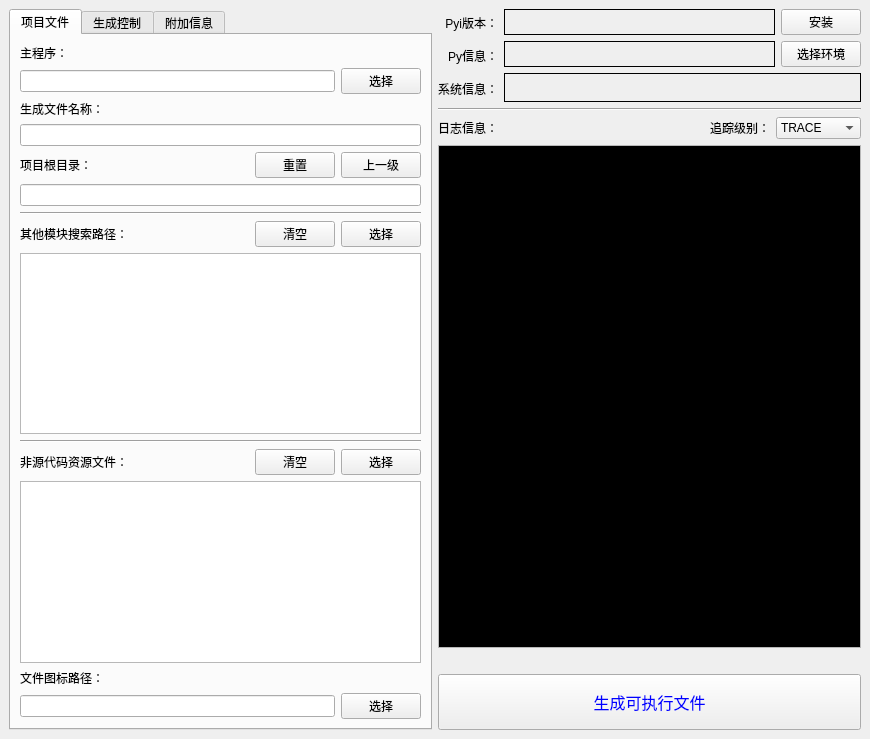
Qt form interface/PyInstallerTool.ui (hrpzcf/AwesomePyKit) before a commit.
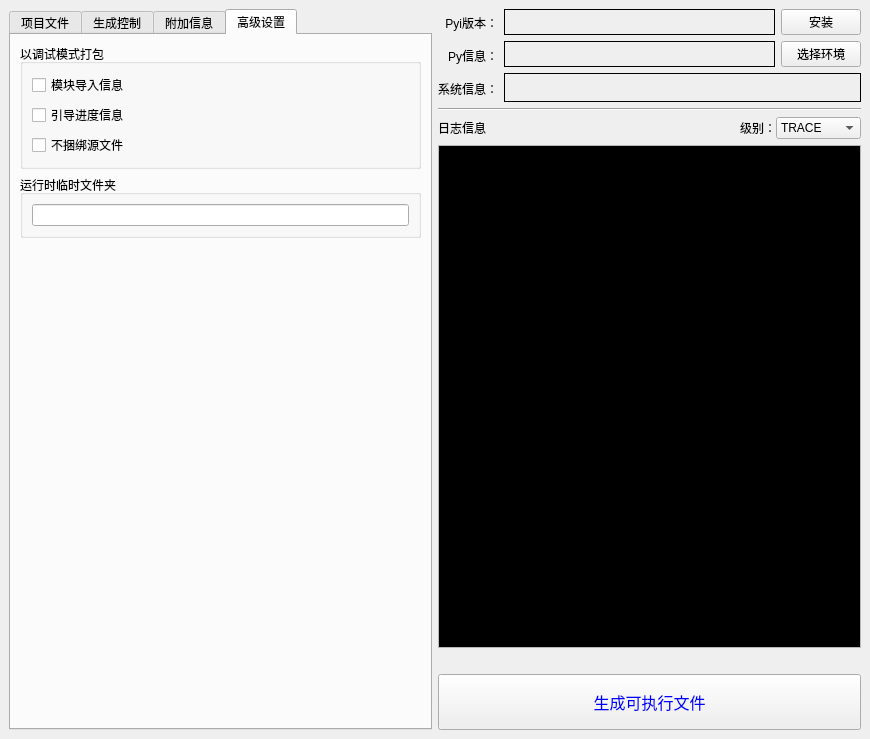
The same form after that commit. The open tabs and pages were chosen to show the change.

Commit message: feat: 程序打包工具UI增加"高级设置"标签页

Patch:
```diff
--- a/interface/PyInstallerTool.ui
+++ b/interface/PyInstallerTool.ui
@@ -865,6 +865,97 @@
           </item>
          </layout>
         </widget>
+        <widget class="QWidget" name="tab_advanced">
+         <attribute name="title">
+          <string>高级设置</string>
+         </attribute>
+         <layout class="QVBoxLayout" name="verticalLayout_25">
+          <item>
+           <layout class="QVBoxLayout" name="verticalLayout_24">
+            <item>
+             <widget class="QGroupBox" name="groupBox">
+              <property name="toolTip">
+               <string>以调试模式打包后，运行生成的可执行文件时总是会显示控制台窗口，并打印一些调试信息用于帮助排错。</string>
+              </property>
+              <property name="title">
+               <string>以调试模式打包</string>
+              </property>
+              <layout class="QVBoxLayout" name="verticalLayout_22">
+               <item>
+                <layout class="QVBoxLayout" name="verticalLayout_21">
+                 <item>
+                  <widget class="QCheckBox" name="cb_db_imports">
+                   <property name="toolTip">
+                    <string>每次初始化模块时，打印一条消息，显示加载该模块的位置(文件名或内置模块)。</string>
+                   </property>
+                   <property name="text">
+                    <string>模块导入信息</string>
+                   </property>
+                  </widget>
+                 </item>
+                 <item>
+                  <widget class="QCheckBox" name="cb_db_bootloader">
+                   <property name="toolTip">
+                    <string>使引导程序在初始化和启动捆绑的应用程序时发出进度消息，用于诊断导入丢失的问题。</string>
+                   </property>
+                   <property name="text">
+                    <string>引导进度信息</string>
+                   </property>
+                  </widget>
+                 </item>
+                 <item>
+                  <widget class="QCheckBox" name="cb_db_noarchive">
+                   <property name="toolTip">
+                    <string>不将所有冻结的Python源文件作为档案存储在生成的可执行文件中，而是将它们作为文件存储在生成的输出目录中。</string>
+                   </property>
+                   <property name="text">
+                    <string>不捆绑源文件</string>
+                   </property>
+                  </widget>
+                 </item>
+                </layout>
+               </item>
+              </layout>
+             </widget>
+            </item>
+            <item>
+             <widget class="QGroupBox" name="groupBox_2">
+              <property name="toolTip">
+               <string>以&quot;单文件&quot;模式打包的程序运行时提取库和支持文件的临时储存位置。
+如果指定了此选项，则引导加载程序将忽略运行时操作系统定义的任何临时文件夹位置。
+&quot;_MEIxxxxxx&quot;文件夹将在此处创建。仅当您知道自己在做什么时，才使用此选项。</string>
+              </property>
+              <property name="title">
+               <string>运行时临时文件夹</string>
+              </property>
+              <layout class="QVBoxLayout" name="verticalLayout_23">
+               <item>
+                <widget class="QLineEdit" name="le_runtime_tmpdir">
+                 <property name="contextMenuPolicy">
+                  <enum>Qt::NoContextMenu</enum>
+                 </property>
+                </widget>
+               </item>
+              </layout>
+             </widget>
+            </item>
+            <item>
+             <spacer name="verticalSpacer_2">
+              <property name="orientation">
+               <enum>Qt::Vertical</enum>
+              </property>
+              <property name="sizeHint" stdset="0">
+               <size>
+                <width>20</width>
+                <height>40</height>
+               </size>
+              </property>
+             </spacer>
+            </item>
+           </layout>
+          </item>
+         </layout>
+        </widget>
        </widget>
       </item>
       <item>
@@ -1010,19 +1101,22 @@
                <string>打包时输出的流程信息，包含一些用于分析打包问题的信息。</string>
               </property>
               <property name="text">
-               <string>日志信息：</string>
+               <string>日志信息</string>
               </property>
              </widget>
             </item>
             <item>
              <layout class="QHBoxLayout" name="horizontalLayout_8">
+              <property name="spacing">
+               <number>0</number>
+              </property>
               <item>
                <widget class="QLabel" name="label_18">
                 <property name="toolTip">
                  <string>打包程序时输出的流程信息的详细程度，越靠前越详细，默认INFO。</string>
                 </property>
                 <property name="text">
-                 <string>追踪级别：</string>
+                 <string>级别：</string>
                 </property>
                </widget>
               </item>
```
Left out of the diff: 5 changed lines with no effect on the pictures. The commit also changes 1 other file.
